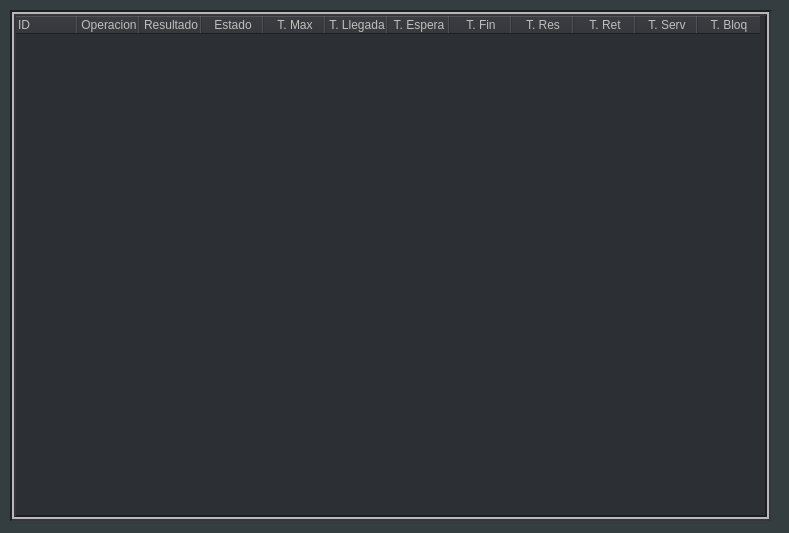
Qt form view/tableBCP.ui (IvanBM18/Batch-Processing) before a commit.
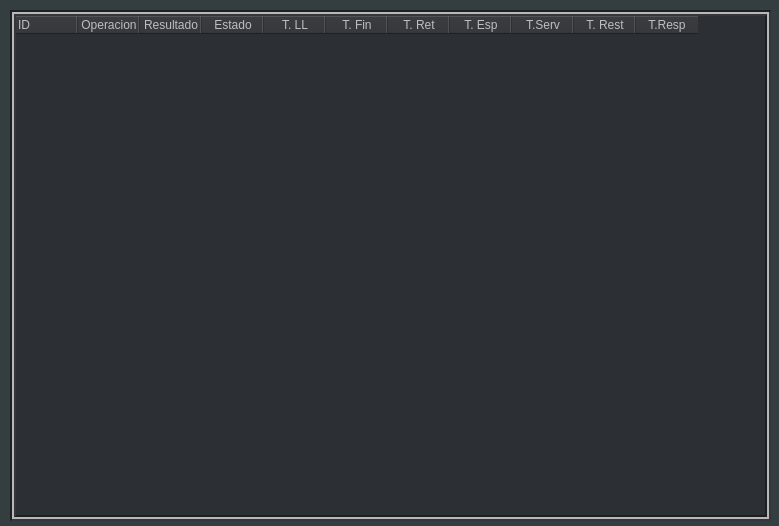
The same form after that commit.

```diff
--- a/view/tableBCP.ui
+++ b/view/tableBCP.ui
@@ -6,8 +6,8 @@
    <rect>
     <x>0</x>
     <y>0</y>
-    <width>789</width>
-    <height>533</height>
+    <width>779</width>
+    <height>526</height>
    </rect>
   </property>
   <property name="windowTitle">
@@ -49,13 +49,13 @@
     <property name="minimumSize">
      <size>
       <width>761</width>
-      <height>0</height>
+      <height>511</height>
      </size>
     </property>
     <property name="maximumSize">
      <size>
       <width>811</width>
-      <height>16777215</height>
+      <height>511</height>
      </size>
     </property>
     <property name="sizeIncrement">
@@ -287,17 +287,7 @@
     </column>
     <column>
      <property name="text">
-      <string>T. Max</string>
-     </property>
-    </column>
-    <column>
-     <property name="text">
-      <string>T. Llegada</string>
-     </property>
-    </column>
-    <column>
-     <property name="text">
-      <string>T. Espera</string>
+      <string>T. LL</string>
      </property>
     </column>
     <column>
@@ -305,11 +295,6 @@
       <string>T. Fin</string>
      </property>
     </column>
-    <column>
-     <property name="text">
-      <string>T. Res</string>
-     </property>
-    </column>
     <column>
      <property name="text">
       <string>T. Ret</string>
@@ -317,12 +302,22 @@
     </column>
     <column>
      <property name="text">
-      <string>T. Serv</string>
+      <string>T. Esp</string>
      </property>
     </column>
     <column>
      <property name="text">
-      <string>T. Bloq</string>
+      <string>T.Serv</string>
+     </property>
+    </column>
+    <column>
+     <property name="text">
+      <string>T. Rest</string>
+     </property>
+    </column>
+    <column>
+     <property name="text">
+      <string>T.Resp</string>
      </property>
     </column>
    </widget>
```
